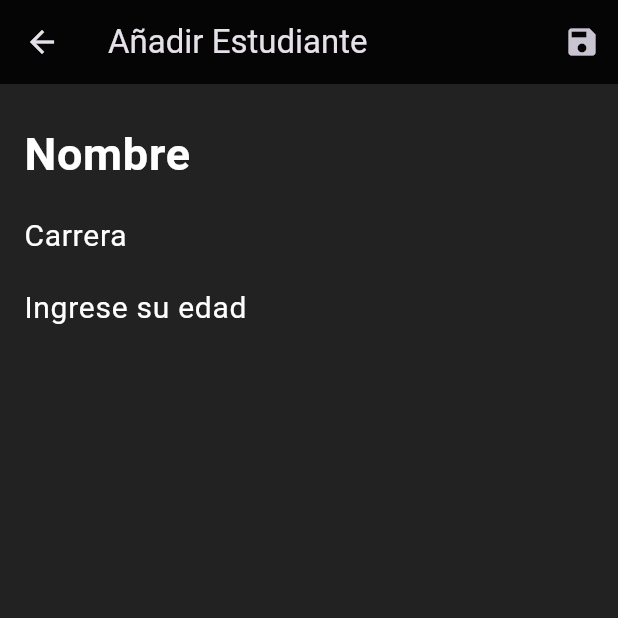
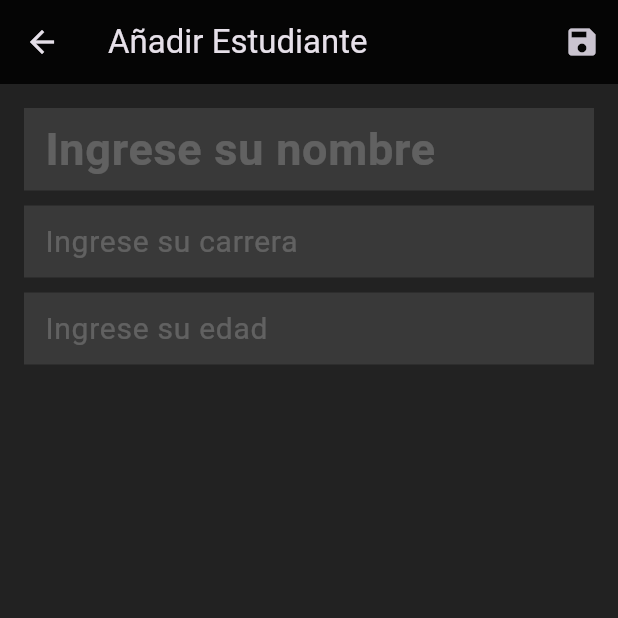
Before and after one commit to VictorBDev/crud_cliente, a Flutter app: the StudentDetailsView screen opened directly, on a phone screen of 412 x 824 dp, the top half of it. Run offline on Flutter 3.47's test engine with Material 3 defaults, Android fonts, the phone set to English and light mode, and no system bars; our stand-ins replace sqflite; accounts and stored records are empty.

Commit message:
Feature/Add input styles

```diff
--- a/lib/student_details_view.dart
+++ b/lib/student_details_view.dart
@@ -110,16 +110,23 @@ class _StudentDetailsViewState extends State<StudentDetailsView> {
                       fontSize: 30,
                       fontWeight: FontWeight.bold,
                     ),
-                    decoration: const InputDecoration(
-                      hintText: 'Nombre',
+                    decoration: InputDecoration(
+                      hintText: 'Ingrese su nombre',
                       border: InputBorder.none,
                       hintStyle: TextStyle(
-                        color: Colors.white,
+                        //Hint text opacity
+                        color: Colors.white.withOpacity(0.2),
                         fontSize: 30,
                         fontWeight: FontWeight.bold,
                       ),
+                      //Background opacity
+                      fillColor: Colors.white.withOpacity(0.1),
+                      filled: true,
+                      contentPadding:
+                          EdgeInsets.symmetric(horizontal: 10, vertical: 5),
                     ),
                   ),
+                  SizedBox(height: 10), // Add this line
                   TextField(
                     controller: majorController,
                     cursorColor: Colors.white,
@@ -127,15 +134,20 @@ class _StudentDetailsViewState extends State<StudentDetailsView> {
                       color: Colors.white,
                       fontSize: 20,
                     ),
-                    decoration: const InputDecoration(
-                      hintText: 'Carrera',
+                    decoration: InputDecoration(
+                      hintText: 'Ingrese su carrera',
                       border: InputBorder.none,
                       hintStyle: TextStyle(
-                        color: Colors.white,
+                        color: Colors.white.withOpacity(0.2),
                         fontSize: 20,
                       ),
+                      fillColor: Colors.white.withOpacity(0.1),
+                      filled: true,
+                      contentPadding:
+                          EdgeInsets.symmetric(horizontal: 10, vertical: 5),
                     ),
                   ),
+                  SizedBox(height: 10),
                   TextField(
                     controller: ageController,
                     cursorColor: Colors.white,
@@ -143,12 +155,18 @@ class _StudentDetailsViewState extends State<StudentDetailsView> {
                       color: Colors.white,
                       fontSize: 20,
                     ),
-                    decoration: const InputDecoration(
+                    decoration: InputDecoration(
                       hintText: 'Ingrese su edad',
                       border: InputBorder.none,
                       hintStyle: TextStyle(
-                        color: Colors.white,
+                        color: Colors.white.withOpacity(0.2),
                         fontSize: 20,
+                      ),
+                      fillColor: Colors.white.withOpacity(0.1),
+                      filled: true,
+                      contentPadding: EdgeInsets.symmetric(
+                        horizontal: 10,
+                        vertical: 5,
                       ),
                     ),
                     keyboardType: TextInputType.number,
--- a/lib/student_view.dart
+++ b/lib/student_view.dart
@@ -82,7 +82,7 @@ class _StudentsViewState extends State<StudentsView> {
                                 student.fechaIngreso.toString().split(' ')[0],
                               ),
                               Text(
-                                student.nombre,
+                                'Nombre: ${student.nombre}',
                                 style:
                                     Theme.of(context).textTheme.headlineMedium,
                               ),
```
